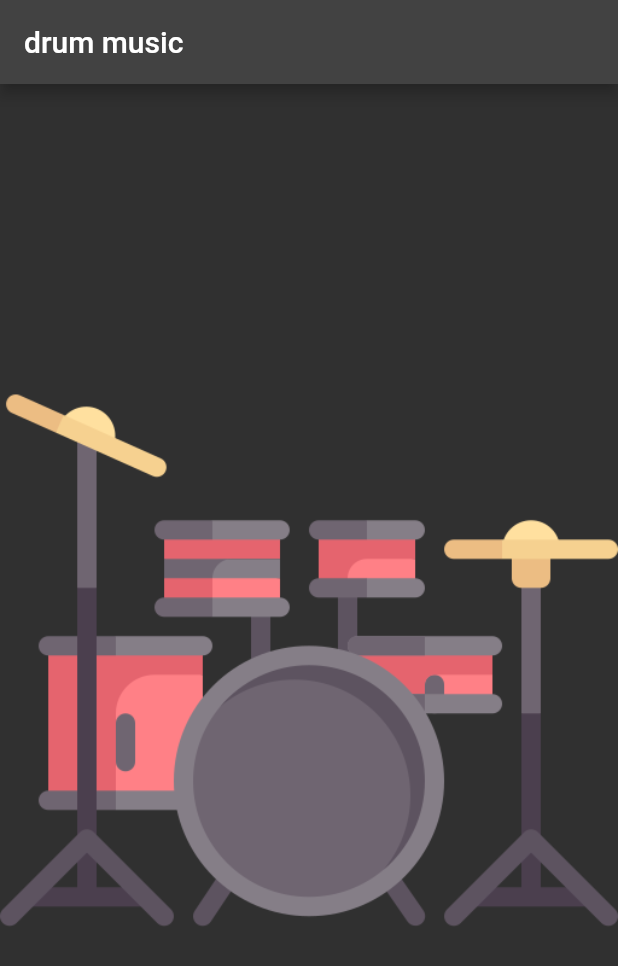
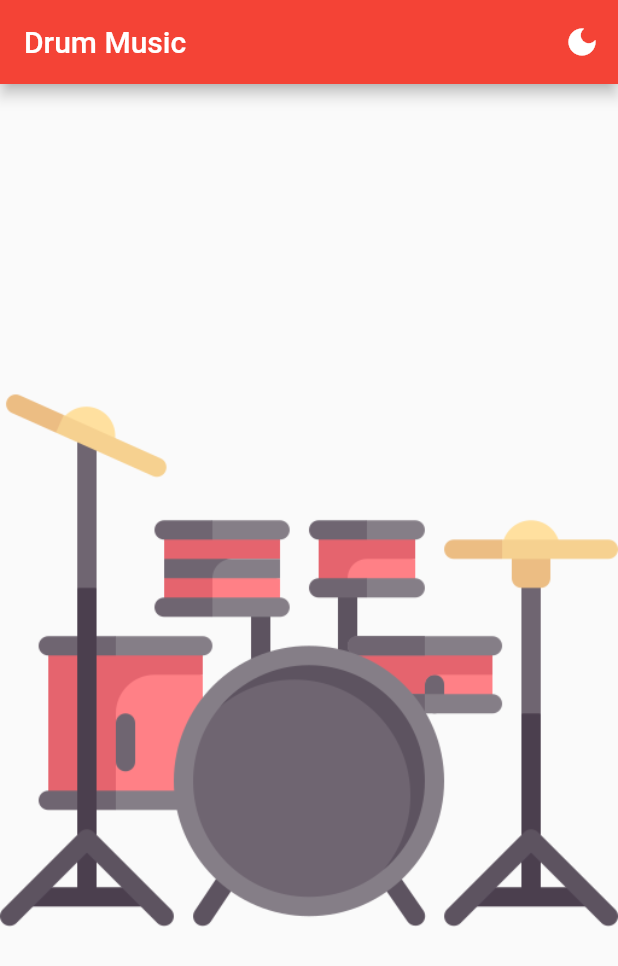
Before and after one commit to alikazemidev/drum_music_fluter_course, a Flutter app: the screen it shows after launch, on a phone screen of 412 x 824 dp. Shown: the top 966 px of the screen. Run offline on Flutter 3.47's test engine with Material 2 defaults, Android fonts, the phone set to English and light mode, and no system bars; our stand-ins replace audioplayers.

Commit message:
add dark mode & add playSound method

```diff
--- a/lib/main.dart
+++ b/lib/main.dart
@@ -5,14 +5,43 @@ void main() {
   runApp(MyApp());
 }
 
-class MyApp extends StatelessWidget {
+class MyApp extends StatefulWidget {
+  @override
+  State<MyApp> createState() => _MyAppState();
+}
+
+class _MyAppState extends State<MyApp> {
+  bool isDarkMode = false;
+
+  void playSound(String sound) {
+    AudioCache player = AudioCache();
+    player.play(sound);
+  }
+
   @override
   Widget build(BuildContext context) {
     return MaterialApp(
-      theme: ThemeData.dark(),
+      theme: isDarkMode ? ThemeData.dark() : ThemeData.light(),
       home: Scaffold(
         appBar: AppBar(
-          title: Text('drum music'),
+          backgroundColor: isDarkMode ? Colors.black : Colors.red,
+          title: Text('Drum Music'),
+          actions: [
+            isDarkMode
+                ? Align(
+                    alignment: Alignment.center,
+                    child: Text('Dark Mode'),
+                  )
+                : Text(''),
+            IconButton(
+              onPressed: () {
+                setState(() {
+                  isDarkMode = !isDarkMode;
+                });
+              },
+              icon: Icon(Icons.dark_mode),
+            ),
+          ],
         ),
         body: DecoratedBox(
           position: DecorationPosition.background,
@@ -21,9 +50,7 @@ class MyApp extends StatelessWidget {
               image: AssetImage('images/drum.png'),
             ),
           ),
-          child: Container(
-            child: getBody(),
-          ),
+          child: getBody(),
         ),
       ),
     );
@@ -34,13 +61,12 @@ class MyApp extends StatelessWidget {
       children: [
         Expanded(
           child: Row(
-            crossAxisAlignment: CrossAxisAlignment.stretch,
+            // crossAxisAlignment: CrossAxisAlignment.stretch,
             children: [
               Expanded(
                 child: TextButton(
                   onPressed: () {
-                    AudioCache player = AudioCache();
-                    player.play('c1.wav');
+                    playSound('c1.wav');
                   },
                   child: Container(),
                 ),
@@ -48,8 +74,7 @@ class MyApp extends StatelessWidget {
               Expanded(
                 child: TextButton(
                   onPressed: () {
-                    AudioCache player = AudioCache();
-                    player.play('c2.wav');
+                    playSound('c2.wav');
                   },
                   child: Container(),
                 ),
@@ -64,8 +89,7 @@ class MyApp extends StatelessWidget {
               Expanded(
                 child: TextButton(
                   onPressed: () {
-                    AudioCache player = AudioCache();
-                    player.play('h1.wav');
+                    playSound('h1.wav');
                   },
                   child: Container(),
                 ),
@@ -73,8 +97,7 @@ class MyApp extends StatelessWidget {
               Expanded(
                 child: TextButton(
                   onPressed: () {
-                    AudioCache player = AudioCache();
-                    player.play('h2.wav');
+                    playSound('h2.wav');
                   },
                   child: Container(),
                 ),
@@ -89,8 +112,7 @@ class MyApp extends StatelessWidget {
               Expanded(
                 child: TextButton(
                   onPressed: () {
-                    AudioCache player = AudioCache();
-                    player.play('k1.wav');
+                    playSound('k1.wav');
                   },
                   child: Container(),
                 ),
@@ -98,8 +120,7 @@ class MyApp extends StatelessWidget {
               Expanded(
                 child: TextButton(
                   onPressed: () {
-                    AudioCache player = AudioCache();
-                    player.play('k2.wav');
+                    playSound('k2.wav');
                   },
                   child: Container(),
                 ),
```
